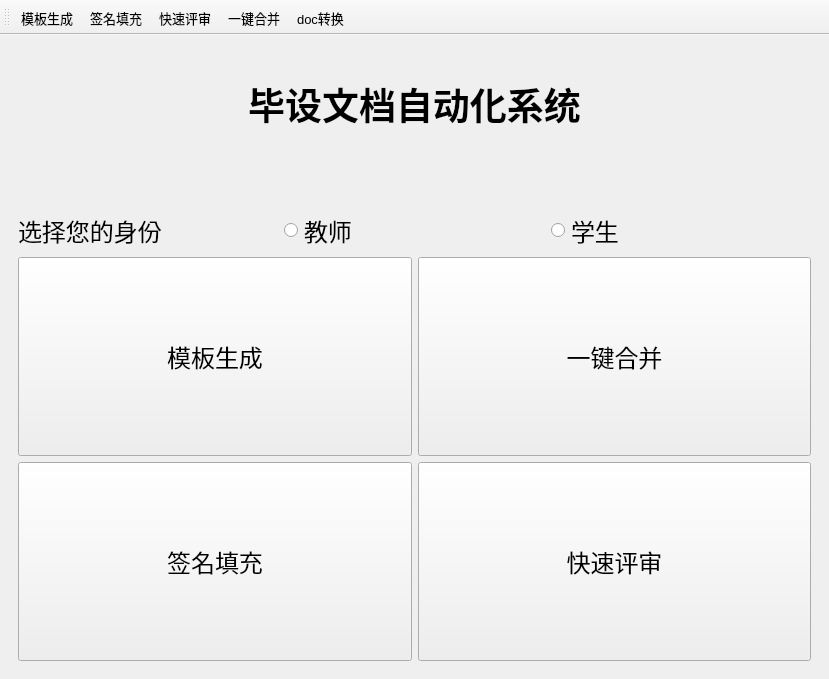
First picture: the form in ui/main_ui_teacher.ui, repository deoxyribonucleic-acid/doc_automation, before the edit.
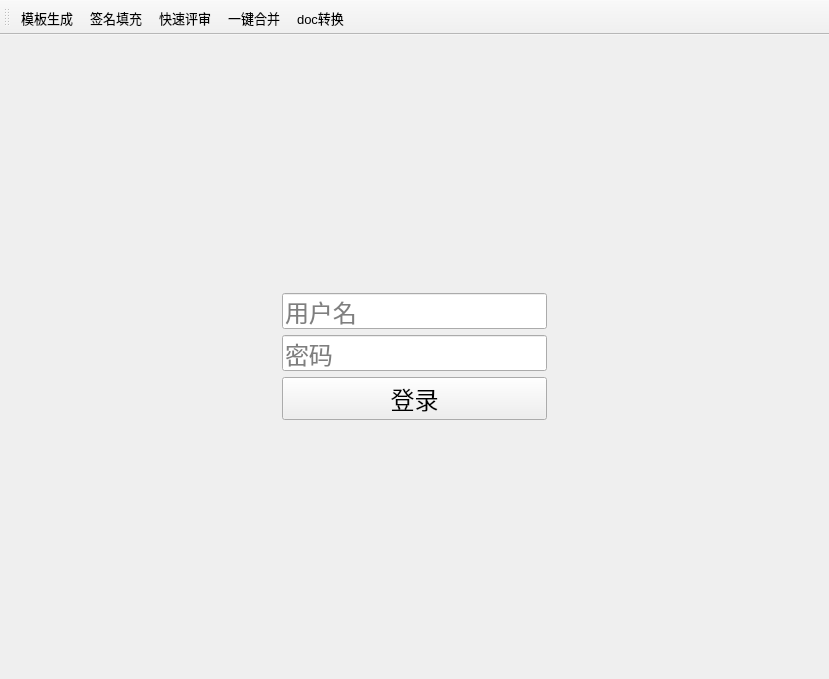
Second picture: the form after the edit. The open tabs and pages were chosen to show the change. Icons and pictures are not drawn.

Commit message: 添加登录界面

The edit to the form file:
```diff
--- a/ui/main_ui_teacher.ui
+++ b/ui/main_ui_teacher.ui
@@ -43,8 +43,8 @@
    <string notr="true"/>
   </property>
   <widget class="QWidget" name="centralwidget">
-   <layout class="QGridLayout" name="gridLayout_9">
-    <item row="0" column="0">
+   <layout class="QVBoxLayout" name="verticalLayout_11">
+    <item>
      <widget class="QStackedWidget" name="stackedWidget">
       <property name="currentIndex">
        <number>1</number>
@@ -3357,6 +3357,94 @@
         </item>
        </layout>
       </widget>
+      <widget class="QWidget" name="page">
+       <layout class="QGridLayout" name="gridLayout_2">
+        <item row="0" column="0">
+         <spacer name="verticalSpacer_4">
+          <property name="orientation">
+           <enum>Qt::Vertical</enum>
+          </property>
+          <property name="sizeHint" stdset="0">
+           <size>
+            <width>20</width>
+            <height>244</height>
+           </size>
+          </property>
+         </spacer>
+        </item>
+        <item row="1" column="0">
+         <layout class="QHBoxLayout" name="horizontalLayout_16">
+          <item>
+           <spacer name="horizontalSpacer_5">
+            <property name="orientation">
+             <enum>Qt::Horizontal</enum>
+            </property>
+            <property name="sizeHint" stdset="0">
+             <size>
+              <width>40</width>
+              <height>20</height>
+             </size>
+            </property>
+           </spacer>
+          </item>
+          <item>
+           <layout class="QVBoxLayout" name="verticalLayout_9">
+            <item>
+             <widget class="QLineEdit" name="username">
+              <property name="placeholderText">
+               <string>用户名</string>
+              </property>
+             </widget>
+            </item>
+            <item>
+             <widget class="QLineEdit" name="password">
+              <property name="echoMode">
+               <enum>QLineEdit::Password</enum>
+              </property>
+              <property name="placeholderText">
+               <string>密码</string>
+              </property>
+             </widget>
+            </item>
+            <item>
+             <widget class="QPushButton" name="loginButton">
+              <property name="text">
+               <string>登录</string>
+              </property>
+             </widget>
+            </item>
+           </layout>
+          </item>
+          <item>
+           <spacer name="horizontalSpacer_6">
+            <property name="orientation">
+             <enum>Qt::Horizontal</enum>
+            </property>
+            <property name="sizeHint" stdset="0">
+             <size>
+              <width>40</width>
+              <height>20</height>
+             </size>
+            </property>
+           </spacer>
+          </item>
+         </layout>
+        </item>
+        <item row="2" column="0">
+         <spacer name="verticalSpacer_5">
+          <property name="orientation">
+           <enum>Qt::Vertical</enum>
+          </property>
+          <property name="sizeHint" stdset="0">
+           <size>
+            <width>20</width>
+            <height>244</height>
+           </size>
+          </property>
+         </spacer>
+        </item>
+       </layout>
+      </widget>
       <widget class="QWidget" name="login">
        <layout class="QVBoxLayout" name="verticalLayout_7" stretch="2,1,1,8">
         <item>
```
Left out of the diff: 81 changed lines with no effect on the pictures. The commit also changes 8 other files.
